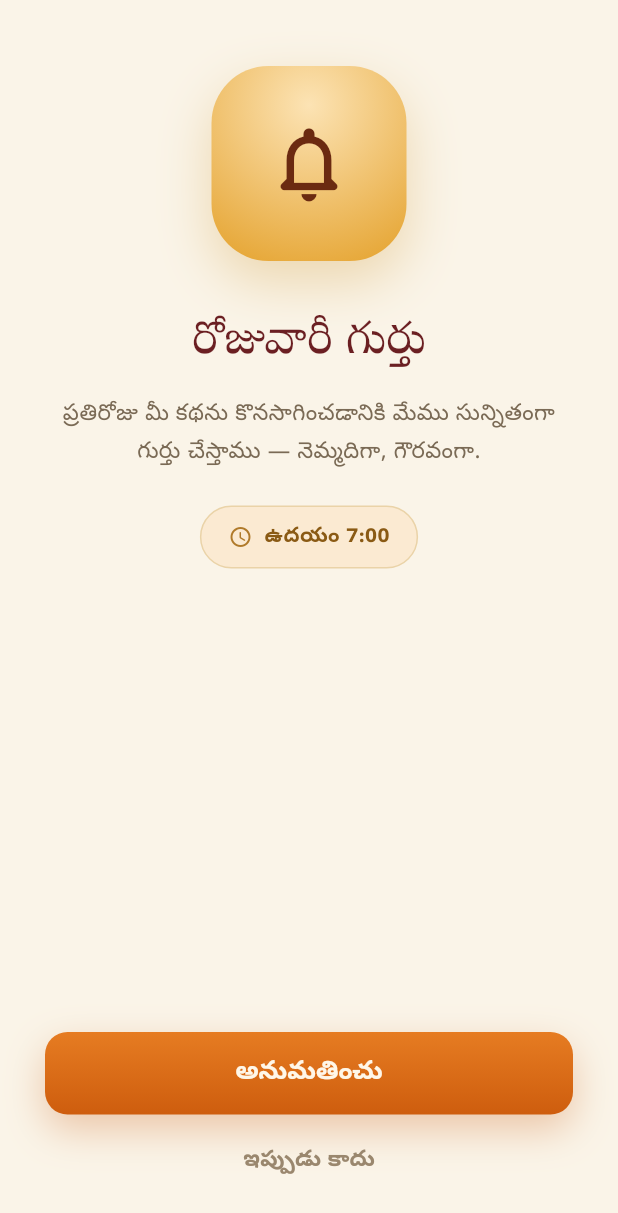
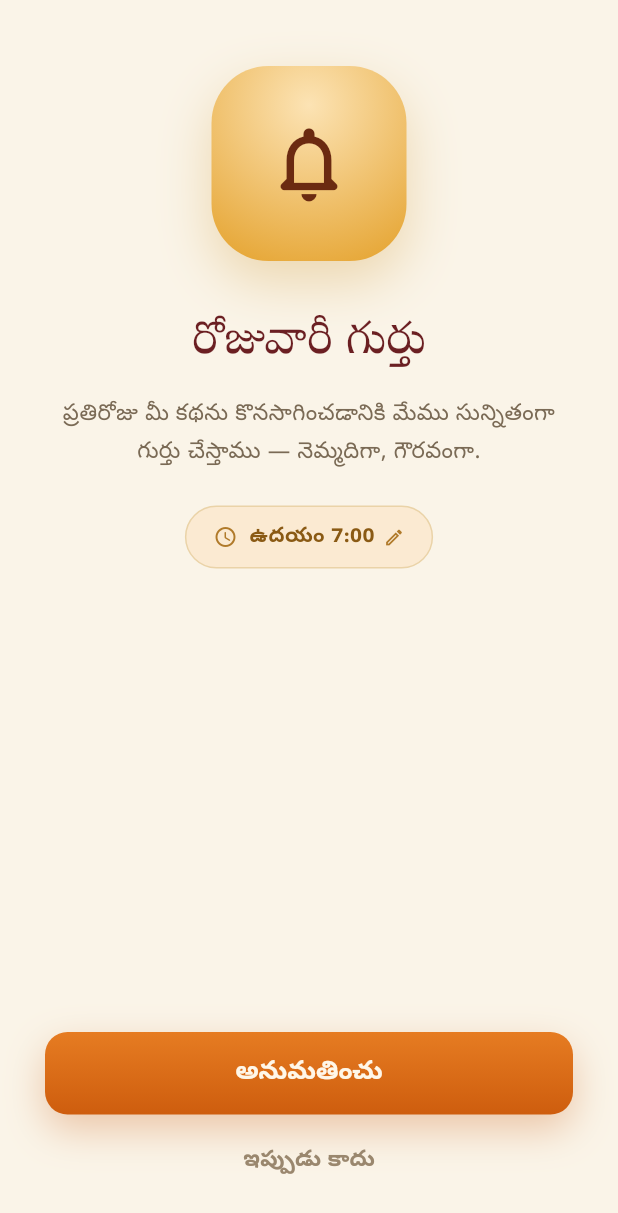
Before and after one commit to APPARAOsiddapureddy/dailykathanew, a Flutter app: the ReminderScreen screen opened directly, on a phone screen of 412 x 824 dp. Shown: the top 1213 px of the screen. Run offline on Flutter 3.47's test engine with Material 3 defaults, Android fonts, the phone set to English and light mode, and no system bars; our stand-ins replace flutter_local_notifications, flutter_secure_storage, flutter_timezone, shared_preferences, timezone; accounts and stored records are empty; network calls fail; Roboto replaces fonts that are missing (Noto Sans Telugu, Noto Serif Telugu).

Commit message:
fixed all new suggestions

```diff
--- a/lib/features/redesign/screens/onboarding/reminder_screen.dart
+++ b/lib/features/redesign/screens/onboarding/reminder_screen.dart
@@ -5,8 +5,15 @@ import '../../../../core/services/notification_service.dart';
 import '../../data/mock_data.dart';
 import '../main/main_shell.dart';
 
-class ReminderScreen extends StatelessWidget {
+class ReminderScreen extends StatefulWidget {
   const ReminderScreen({super.key});
+
+  @override
+  State<ReminderScreen> createState() => _ReminderScreenState();
+}
+
+class _ReminderScreenState extends State<ReminderScreen> {
+  TimeOfDay _selectedTime = const TimeOfDay(hour: 7, minute: 0);
 
   void _finishOnboarding(BuildContext context) {
     Navigator.of(
@@ -14,9 +21,18 @@ class ReminderScreen extends StatelessWidget {
     ).pushReplacement(MaterialPageRoute(builder: (_) => const MainShell()));
   }
 
+  Future<void> _pickTime() async {
+    final picked = await showTimePicker(
+      context: context,
+      initialTime: _selectedTime,
+    );
+    if (picked != null) setState(() => _selectedTime = picked);
+  }
+
   Future<void> _allowReminders(BuildContext context) async {
     final state = context.read<AppState>();
     final granted = await NotificationService.instance.requestPermission();
+    await state.setReminderTime(_selectedTime);
     await state.setNotificationsEnabled(granted);
     if (context.mounted) _finishOnboarding(context);
   }
@@ -24,6 +40,15 @@ class ReminderScreen extends StatelessWidget {
   Future<void> _skipReminders(BuildContext context) async {
     await context.read<AppState>().setNotificationsEnabled(false);
     if (context.mounted) _finishOnboarding(context);
+  }
+
+  String _formatTime(TimeOfDay time, bool isTelugu) {
+    final hour12 = time.hourOfPeriod == 0 ? 12 : time.hourOfPeriod;
+    final minute = time.minute.toString().padLeft(2, '0');
+    final isAm = time.period == DayPeriod.am;
+    return isTelugu
+        ? '${isAm ? 'ఉదయం' : 'సాయంత్రం'} $hour12:$minute'
+        : '$hour12:$minute ${isAm ? 'AM' : 'PM'}';
   }
 
   @override
@@ -102,8 +127,10 @@ class ReminderScreen extends StatelessWidget {
 
               const SizedBox(height: 22),
 
-              // ── Time pill ──
-              Container(
+              // ── Time pill (tap to change) ──
+              GestureDetector(
+                onTap: _pickTime,
+                child: Container(
                   padding: const EdgeInsets.symmetric(
                     horizontal: 18,
                     vertical: 10,
@@ -111,12 +138,14 @@ class ReminderScreen extends StatelessWidget {
                   decoration: BoxDecoration(
                     color: const Color(0xFFFBEAD2),
                     borderRadius: BorderRadius.circular(99),
-                  border: Border.all(color: const Color(0xFFEAD3A8), width: 1),
+                    border: Border.all(
+                      color: const Color(0xFFEAD3A8),
+                      width: 1,
+                    ),
                   ),
                   child: Row(
                     mainAxisSize: MainAxisSize.min,
                     children: [
-                    // Clock icon
                       const Icon(
                         Icons.access_time_rounded,
                         size: 16,
@@ -124,7 +153,7 @@ class ReminderScreen extends StatelessWidget {
                       ),
                       const SizedBox(width: 8),
                       Text(
-                      isTelugu ? 'ఉదయం 7:00' : '7:00 AM',
+                        _formatTime(_selectedTime, isTelugu),
                         style: const TextStyle(
                           fontSize: 14,
                           fontWeight: FontWeight.w600,
@@ -132,7 +161,14 @@ class ReminderScreen extends StatelessWidget {
                           color: Color(0xFF8A5A14),
                         ),
                       ),
+                      const SizedBox(width: 6),
+                      const Icon(
+                        Icons.edit_outlined,
+                        size: 14,
+                        color: Color(0xFFB07A2A),
+                      ),
                     ],
+                  ),
                 ),
               ),
 
```
Also changed, not shown: lib/features/redesign/data/mock_data.dart (+13 -0 lines), lib/features/redesign/screens/story/day_complete_screen.dart (+31 -2 lines), lib/features/redesign/screens/story/question_screen.dart (+7 -1 lines), lib/features/redesign/screens/story/quiz_results_screen.dart (+37 -2 lines), lib/features/redesign/screens/story/story_reader_screen.dart (+34 -4 lines), 1 other file. Lines whose indentation alone changed are shown as unchanged.
